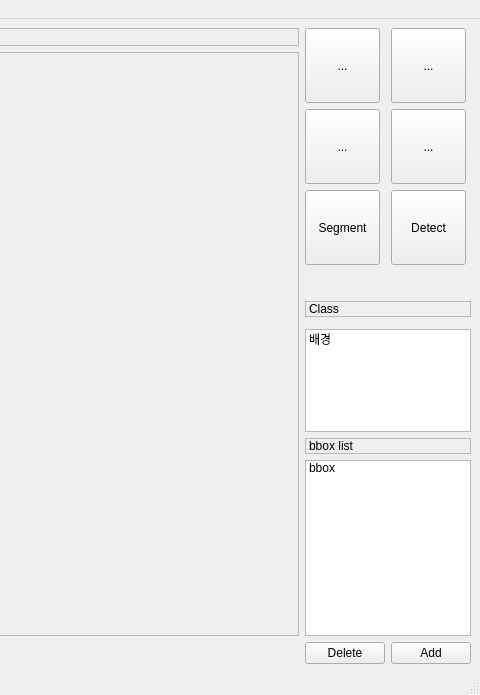
Old version of the form ui_design/mainWindow.ui in the repository HYOJAE15/BOXOR; both pictures show x 936 to 1416 and y 0 to 695 of the 1416 by 695 pixel window.
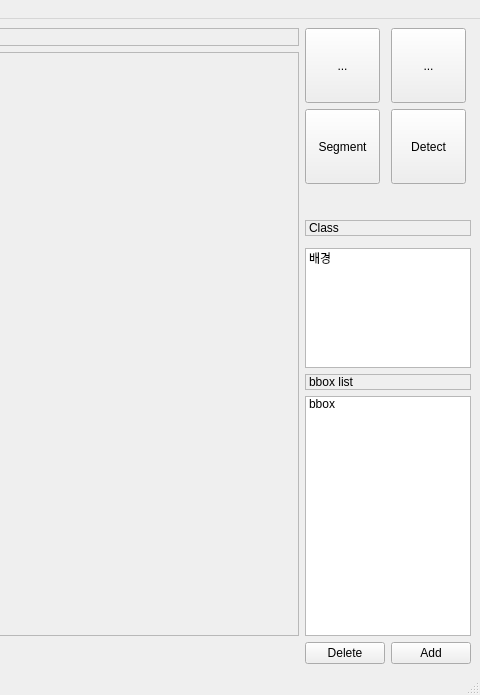
New version of the form. Icons and pictures are not drawn.

Commit message: [update] user interface

Diff of the .ui file:
```diff
--- a/ui_design/mainWindow.ui
+++ b/ui_design/mainWindow.ui
@@ -25,36 +25,35 @@
   </property>
   <widget class="QWidget" name="centralwidget">
    <layout class="QGridLayout" name="gridLayout_3">
-    <item row="8" column="1" colspan="2">
-     <widget class="QLabel" name="label">
-      <property name="frameShape">
-       <enum>QFrame::StyledPanel</enum>
+    <item row="1" column="1">
+     <widget class="QToolButton" name="yoloSegmentButton">
+      <property name="minimumSize">
+       <size>
+        <width>75</width>
+        <height>75</height>
+       </size>
       </property>
       <property name="text">
-       <string>Class</string>
+       <string>Segment</string>
       </property>
-      <property name="margin">
-       <number>4</number>
+      <property name="iconSize">
+       <size>
+        <width>25</width>
+        <height>25</height>
+       </size>
       </property>
      </widget>
     </item>
-    <item row="13" column="1">
-     <widget class="QPushButton" name="bbox_delete_btn">
-      <property name="text">
-       <string>Delete</string>
+    <item row="1" column="2">
+     <widget class="QToolButton" name="yoloDetectButton">
+      <property name="minimumSize">
+       <size>
+        <width>75</width>
+        <height>75</height>
+       </size>
       </property>
-     </widget>
-    </item>
-    <item row="11" column="1" colspan="2">
-     <widget class="QLabel" name="label_3">
-      <property name="frameShape">
-       <enum>QFrame::StyledPanel</enum>
-      </property>
       <property name="text">
-       <string>bbox list</string>
-      </property>
-      <property name="margin">
-       <number>4</number>
+       <string>Detect</string>
       </property>
      </widget>
     </item>
@@ -108,7 +107,40 @@
       </property>
      </widget>
     </item>
+    <item row="7" column="1" colspan="2">
+     <widget class="QLabel" name="label">
+      <property name="frameShape">
+       <enum>QFrame::StyledPanel</enum>
+      </property>
+      <property name="text">
+       <string>Class</string>
+      </property>
+      <property name="margin">
+       <number>4</number>
+      </property>
+     </widget>
+    </item>
     <item row="10" column="1" colspan="2">
+     <widget class="QLabel" name="label_3">
+      <property name="frameShape">
+       <enum>QFrame::StyledPanel</enum>
+      </property>
+      <property name="text">
+       <string>bbox list</string>
+      </property>
+      <property name="margin">
+       <number>4</number>
+      </property>
+     </widget>
+    </item>
+    <item row="12" column="1">
+     <widget class="QPushButton" name="bbox_delete_btn">
+      <property name="text">
+       <string>Delete</string>
+      </property>
+     </widget>
+    </item>
+    <item row="9" column="1" colspan="2">
      <widget class="QListWidget" name="listWidget">
       <property name="sizePolicy">
        <sizepolicy hsizetype="Expanding" vsizetype="Expanding">
@@ -141,7 +173,91 @@
       </item>
      </widget>
     </item>
-    <item row="0" column="0" rowspan="13">
+    <item row="12" column="0">
+     <widget class="QLabel" name="situationLabel">
+      <property name="text">
+       <string/>
+      </property>
+     </widget>
+    </item>
+    <item row="11" column="1" colspan="2">
+     <widget class="QListWidget" name="DL_listWidget">
+      <property name="sizePolicy">
+       <sizepolicy hsizetype="Expanding" vsizetype="Expanding">
+        <horstretch>0</horstretch>
+        <verstretch>0</verstretch>
+       </sizepolicy>
+      </property>
+      <property name="minimumSize">
+       <size>
+        <width>15</width>
+        <height>15</height>
+       </size>
+      </property>
+      <property name="maximumSize">
+       <size>
+        <width>350</width>
+        <height>16777215</height>
+       </size>
+      </property>
+      <property name="layoutDirection">
+       <enum>Qt::LeftToRight</enum>
+      </property>
+      <item>
+       <property name="text">
+        <string>bbox</string>
+       </property>
+       <property name="flags">
+        <set>ItemIsSelectable|ItemIsEditable|ItemIsDragEnabled|ItemIsUserCheckable|ItemIsEnabled</set>
+       </property>
+      </item>
+     </widget>
+    </item>
+    <item row="0" column="2">
+     <widget class="QToolButton" name="eraseButton">
+      <property name="sizePolicy">
+       <sizepolicy hsizetype="Expanding" vsizetype="Expanding">
+        <horstretch>0</horstretch>
+        <verstretch>0</verstretch>
+       </sizepolicy>
+      </property>
+      <property name="minimumSize">
+       <size>
+        <width>75</width>
+        <height>75</height>
+       </size>
+      </property>
+      <property name="maximumSize">
+       <size>
+        <width>75</width>
+        <height>75</height>
+       </size>
+      </property>
+      <property name="toolTip">
+       <string>Eraser</string>
+      </property>
+      <property name="statusTip">
+       <string>Erasertool</string>
+      </property>
+      <property name="text">
+       <string>...</string>
+      </property>
+      <property name="icon">
+       <iconset>
+        <normaloff>../Icon/eraser.png</normaloff>../Icon/eraser.png</iconset>
+      </property>
+      <property name="iconSize">
+       <size>
+        <width>25</width>
+        <height>25</height>
+       </size>
+      </property>
+      <property name="checkable">
+       <bool>true</bool>
+      </property>
+     </widget>
+    </item>
+    <item row="0" column="0" rowspan="12">
      <layout class="QGridLayout" name="gridLayout">
       <item row="0" column="0">
        <widget class="QLabel" name="fileNameLabel">
@@ -306,223 +422,13 @@
       </item>
      </layout>
     </item>
-    <item row="12" column="1" colspan="2">
-     <widget class="QListWidget" name="DL_listWidget">
-      <property name="sizePolicy">
-       <sizepolicy hsizetype="Expanding" vsizetype="Expanding">
-        <horstretch>0</horstretch>
-        <verstretch>0</verstretch>
-       </sizepolicy>
-      </property>
-      <property name="minimumSize">
-       <size>
-        <width>15</width>
-        <height>15</height>
-       </size>
-      </property>
-      <property name="maximumSize">
-       <size>
-        <width>350</width>
-        <height>16777215</height>
-       </size>
-      </property>
-      <property name="layoutDirection">
-       <enum>Qt::LeftToRight</enum>
-      </property>
-      <item>
-       <property name="text">
-        <string>bbox</string>
-       </property>
-       <property name="flags">
-        <set>ItemIsSelectable|ItemIsEditable|ItemIsDragEnabled|ItemIsUserCheckable|ItemIsEnabled</set>
-       </property>
-      </item>
-     </widget>
-    </item>
-    <item row="13" column="0">
-     <widget class="QLabel" name="situationLabel">
-      <property name="text">
-       <string/>
-      </property>
-     </widget>
-    </item>
-    <item row="0" column="2">
-     <widget class="QToolButton" name="eraseButton">
-      <property name="sizePolicy">
-       <sizepolicy hsizetype="Expanding" vsizetype="Expanding">
-        <horstretch>0</horstretch>
-        <verstretch>0</verstretch>
-       </sizepolicy>
-      </property>
-      <property name="minimumSize">
-       <size>
-        <width>75</width>
-        <height>75</height>
-       </size>
-      </property>
-      <property name="maximumSize">
-       <size>
-        <width>75</width>
-        <height>75</height>
-       </size>
-      </property>
-      <property name="toolTip">
-       <string>Eraser</string>
-      </property>
-      <property name="statusTip">
-       <string>Erasertool</string>
-      </property>
-      <property name="text">
-       <string>...</string>
-      </property>
-      <property name="icon">
-       <iconset>
-        <normaloff>../Icon/eraser.png</normaloff>../Icon/eraser.png</iconset>
-      </property>
-      <property name="iconSize">
-       <size>
-        <width>25</width>
-        <height>25</height>
-       </size>
-      </property>
-      <property name="checkable">
-       <bool>true</bool>
-      </property>
-     </widget>
-    </item>
-    <item row="13" column="2">
+    <item row="12" column="2">
      <widget class="QPushButton" name="bbox_add_btn">
       <property name="text">
        <string>Add</string>
       </property>
      </widget>
     </item>
-    <item row="1" column="2">
-     <widget class="QToolButton" name="getPointsButton">
-      <property name="sizePolicy">
-       <sizepolicy hsizetype="Expanding" vsizetype="Expanding">
-        <horstretch>0</horstretch>
-        <verstretch>0</verstretch>
-       </sizepolicy>
-      </property>
-      <property name="minimumSize">
-       <size>
-        <width>75</width>
-        <height>75</height>
-       </size>
-      </property>
-      <property name="maximumSize">
-       <size>
-        <width>75</width>
-        <height>75</height>
-       </size>
-      </property>
-      <property name="focusPolicy">
-       <enum>Qt::TabFocus</enum>
-      </property>
-      <property name="toolTip">
-       <string>Get Points</string>
-      </property>
-      <property name="statusTip">
-       <string>Autolabel Tool</string>
-      </property>
-      <property name="layoutDirection">
-       <enum>Qt::LeftToRight</enum>
-      </property>
-      <property name="text">
-       <string>...</string>
-      </property>
-      <property name="icon">
-       <iconset>
-        <normaloff>../Icon/csv.png</normaloff>../Icon/csv.png</iconset>
-      </property>
-      <property name="iconSize">
-       <size>
-        <width>25</width>
-        <height>25</height>
-       </size>
-      </property>
-      <property name="checkable">
-       <bool>true</bool>
-      </property>
-     </widget>
-    </item>
-    <item row="1" column="1">
-     <widget class="QToolButton" name="roiAutoLabelButton">
-      <property name="sizePolicy">
-       <sizepolicy hsizetype="Expanding" vsizetype="Expanding">
-        <horstretch>0</horstretch>
-        <verstretch>0</verstretch>
-       </sizepolicy>
-      </property>
-      <property name="minimumSize">
-       <size>
-        <width>75</width>
-        <height>75</height>
-       </size>
-      </property>
-      <property name="maximumSize">
-       <size>
-        <width>75</width>
-        <height>75</height>
-       </size>
-      </property>
-      <property name="toolTip">
-       <string>Region of interest</string>
-      </property>
-      <property name="statusTip">
-       <string>autolabel tool</string>
-      </property>
-      <property name="text">
-       <string>...</string>
-      </property>
-      <property name="icon">
-       <iconset>
-        <normaloff>../Icon/Local.png</normaloff>../Icon/Local.png</iconset>
-      </property>
-      <property name="iconSize">
-       <size>
-        <width>25</width>
-        <height>25</height>
-       </size>
-      </property>
-      <property name="checkable">
-       <bool>true</bool>
-      </property>
-     </widget>
-    </item>
-    <item row="2" column="1">
-     <widget class="QToolButton" name="yoloSegmentButton">
-      <property name="minimumSize">
-       <size>
-        <width>75</width>
-        <height>75</height>
-       </size>
-      </property>
-      <property name="text">
-       <string>Segment</string>
-      </property>
-      <property name="iconSize">
-       <size>
-        <width>25</width>
-        <height>25</height>
-       </size>
-      </property>
-     </widget>
-    </item>
-    <item row="2" column="2">
-     <widget class="QToolButton" name="yoloDetectButton">
-      <property name="minimumSize">
-       <size>
-        <width>75</width>
-        <height>75</height>
-       </size>
-      </property>
-      <property name="text">
-       <string>Detect</string>
-      </property>
-     </widget>
-    </item>
    </layout>
   </widget>
   <widget class="QMenuBar" name="menubar">
```
The commit also changes 24 other files.
